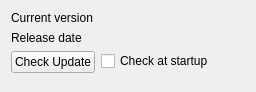
First picture: the form in QUpdateCheck.ui, repository KHeresy/SAOMD-ListImage, before the edit.
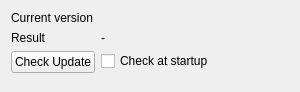
Second picture: the form after the edit.

```diff
--- a/QUpdateCheck.ui
+++ b/QUpdateCheck.ui
@@ -6,7 +6,7 @@
    <rect>
     <x>0</x>
     <y>0</y>
-    <width>256</width>
+    <width>300</width>
     <height>92</height>
    </rect>
   </property>
@@ -27,13 +27,6 @@
      </property>
     </widget>
    </item>
-   <item row="1" column="0">
-    <widget class="QLabel" name="label_2">
-     <property name="text">
-      <string>Release date</string>
-     </property>
-    </widget>
-   </item>
    <item row="2" column="0">
     <widget class="QPushButton" name="pbCheck">
      <property name="text">
@@ -58,7 +51,14 @@
    <item row="1" column="1">
     <widget class="QLabel" name="labelReleaseDate">
      <property name="text">
-      <string/>
+      <string>-</string>
+     </property>
+    </widget>
+   </item>
+   <item row="1" column="0">
+    <widget class="QLabel" name="label_2">
+     <property name="text">
+      <string>Result</string>
      </property>
     </widget>
    </item>
```
Left out of the diff: 2 changed lines with no effect on the pictures.
